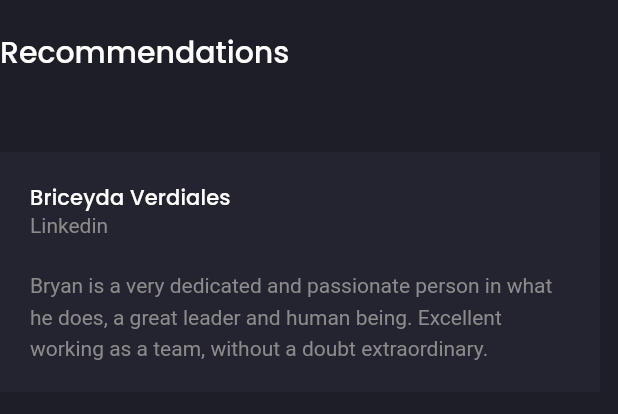
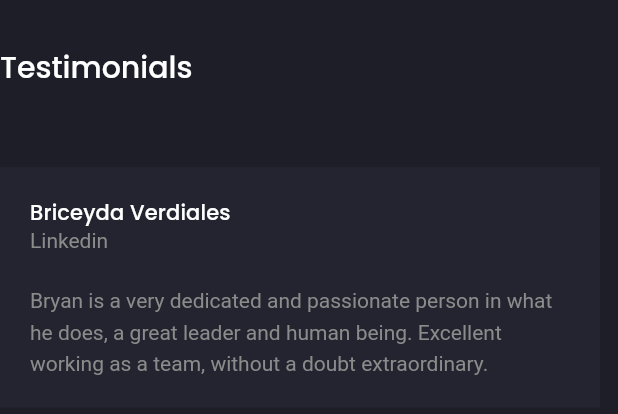
Before and after one commit to BryanVazquezHdez/bryan_webpage, a Flutter app: the Recommendations widget shown alone on an empty page, opened directly, on a phone screen of 412 x 824 dp. Shown: the top 414 px of the screen. Run offline on Flutter 3.47's test engine with Material 2 defaults, Android fonts, the light colour scheme and no system bars; our stand-ins replace animated_text_kit, flutter_svg, google_fonts.

Commit message:
Label info changes

```diff
--- a/bryan_webpage/lib/screens/home/components/home_banner.dart
+++ b/bryan_webpage/lib/screens/home/components/home_banner.dart
@@ -97,6 +97,10 @@ class AnimatedText extends StatelessWidget {
         speed: Duration(milliseconds: 60),
       ),
       TyperAnimatedText(
+        "Product Owner 🗣",
+        speed: Duration(milliseconds: 60),
+      ),
+      TyperAnimatedText(
         "Project Manager 🙋🏻‍♂️",
         speed: Duration(milliseconds: 60),
       ),
--- a/bryan_webpage/lib/screens/home/components/recommendation.dart
+++ b/bryan_webpage/lib/screens/home/components/recommendation.dart
@@ -16,9 +16,12 @@ class Recommendations extends StatelessWidget {
       child: Column(
         crossAxisAlignment: CrossAxisAlignment.start,
         children: [
-          Text(
-            "Recommendations",
-            style: Theme.of(context).textTheme.headline6,
+          Padding(
+            padding: const EdgeInsets.only(top: 10.0),
+            child: Text(
+              "Testimonials",
+              style: Theme.of(context).textTheme.headline6,
+            ),
           ),
           SizedBox(
             height: defaultPadding,
```
